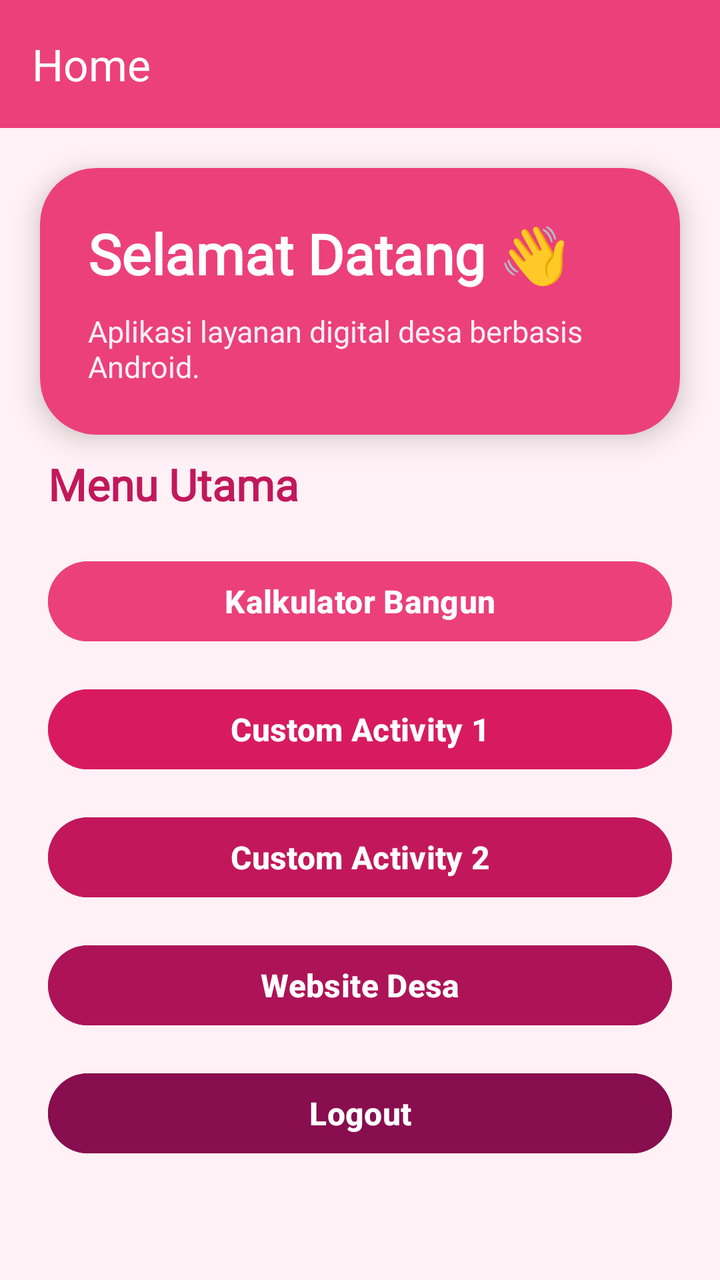
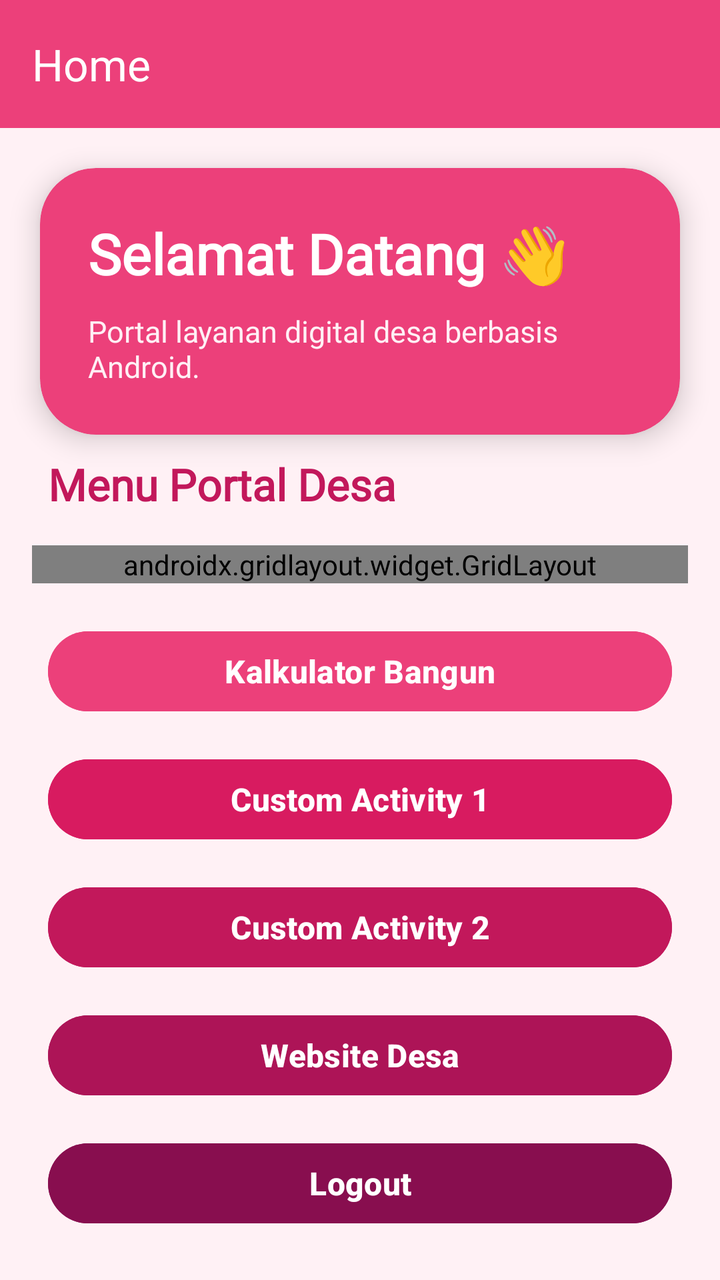

An Android layout rendered at two revisions. The XML below is the earlier revision; the diff shows what the commit changed to produce the second picture.
<!-- AndroidManifest.xml: application theme Theme.Aliyablush -->
<!-- res/layout/fragment_home.xml -->
<?xml version="1.0" encoding="utf-8"?>
<ScrollView xmlns:android="http://schemas.android.com/apk/res/android"
    xmlns:app="http://schemas.android.com/apk/res-auto"
    xmlns:tools="http://schemas.android.com/tools"
    android:layout_width="match_parent"
    android:layout_height="match_parent"
    android:background="#FFF1F5"
    tools:context=".Home.HomeFragment">

    <androidx.constraintlayout.widget.ConstraintLayout
        android:layout_width="match_parent"
        android:layout_height="wrap_content">

        

        
        <androidx.appcompat.widget.Toolbar
            android:id="@+id/toolbar"
            android:layout_width="0dp"
            android:layout_height="?attr/actionBarSize"
            android:background="#EC407A"
            app:layout_constraintEnd_toEndOf="parent"
            app:layout_constraintHorizontal_bias="0.0"
            app:layout_constraintStart_toStartOf="parent"
            app:layout_constraintTop_toTopOf="parent"
            app:title="Home"
            app:titleTextColor="@android:color/white" />

        <androidx.cardview.widget.CardView
            android:id="@+id/headerCard"
            android:layout_width="0dp"
            android:layout_height="wrap_content"
            android:layout_margin="20dp"
            app:cardCornerRadius="28dp"
            app:cardElevation="8dp"
            app:cardBackgroundColor="#EC407A"
            app:layout_constraintTop_toBottomOf="@id/toolbar"
            app:layout_constraintStart_toStartOf="parent"
            app:layout_constraintEnd_toEndOf="parent">

            <LinearLayout
                android:layout_width="match_parent"
                android:layout_height="wrap_content"
                android:orientation="vertical"
                android:padding="24dp">

                <TextView
                    android:layout_width="wrap_content"
                    android:layout_height="wrap_content"
                    android:text="Selamat Datang 👋"
                    android:fontFamily="@font/angkor"
                    android:textColor="@android:color/white"
                    android:textStyle="bold"
                    android:textSize="28sp" />

                <TextView
                    android:id="@+id/tvDesc"
                    android:layout_width="match_parent"
                    android:layout_height="wrap_content"
                    android:text="Aplikasi layanan digital desa berbasis Android."
                    android:fontFamily="@font/poppins_boldd"
                    android:textColor="#FFF0F5"
                    android:textSize="15sp"
                    android:layout_marginTop="10dp" />

            </LinearLayout>

        </androidx.cardview.widget.CardView>

        
        <TextView
            android:id="@+id/tvMenu"
            android:layout_width="wrap_content"
            android:layout_height="wrap_content"
            android:text="Menu Utama"
            android:fontFamily="@font/poppins_regularr"
            android:textStyle="bold"
            android:textSize="22sp"
            android:textColor="#C2185B"
            android:layout_marginStart="24dp"
            android:layout_marginTop="10dp"
            app:layout_constraintTop_toBottomOf="@id/headerCard"
            app:layout_constraintStart_toStartOf="parent" />

        
        <Button
            android:id="@+id/btnToKalkulator"
            android:layout_width="0dp"
            android:layout_height="wrap_content"
            android:text="Kalkulator Bangun"
            android:textStyle="bold"
            android:textColor="@android:color/white"
            android:textSize="16sp"
            android:backgroundTint="#EC407A"
            android:layout_marginTop="20dp"
            android:layout_marginHorizontal="24dp"
            app:layout_constraintTop_toBottomOf="@id/tvMenu"
            app:layout_constraintStart_toStartOf="parent"
            app:layout_constraintEnd_toEndOf="parent" />

        
        <Button
            android:id="@+id/btnToCustom1"
            android:layout_width="0dp"
            android:layout_height="wrap_content"
            android:text="Custom Activity 1"
            android:textStyle="bold"
            android:textColor="@android:color/white"
            android:textSize="16sp"
            android:backgroundTint="#D81B60"
            android:layout_marginTop="16dp"
            android:layout_marginHorizontal="24dp"
            app:layout_constraintTop_toBottomOf="@id/btnToKalkulator"
            app:layout_constraintStart_toStartOf="parent"
            app:layout_constraintEnd_toEndOf="parent" />

        
        <Button
            android:id="@+id/btnToCustom2"
            android:layout_width="0dp"
            android:layout_height="wrap_content"
            android:text="Custom Activity 2"
            android:textStyle="bold"
            android:textColor="@android:color/white"
            android:textSize="16sp"
            android:backgroundTint="#C2185B"
            android:layout_marginTop="16dp"
            android:layout_marginHorizontal="24dp"
            app:layout_constraintTop_toBottomOf="@id/btnToCustom1"
            app:layout_constraintStart_toStartOf="parent"
            app:layout_constraintEnd_toEndOf="parent" />

        
        <Button
            android:id="@+id/btnToWeb"
            android:layout_width="0dp"
            android:layout_height="wrap_content"
            android:text="Website Desa"
            android:textStyle="bold"
            android:textColor="@android:color/white"
            android:textSize="16sp"
            android:backgroundTint="#AD1457"
            android:layout_marginTop="16dp"
            android:layout_marginBottom="30dp"
            android:layout_marginHorizontal="24dp"
            app:layout_constraintTop_toBottomOf="@id/btnToCustom2"
            app:layout_constraintStart_toStartOf="parent"
            app:layout_constraintEnd_toEndOf="parent" />
        
        <Button
            android:id="@+id/btnLogout"
            android:layout_width="0dp"
            android:layout_height="wrap_content"
            android:text="Logout"
            android:textStyle="bold"
            android:textColor="@android:color/white"
            android:textSize="16sp"
            android:backgroundTint="#880E4F"
            android:layout_marginTop="16dp"
            android:layout_marginBottom="30dp"
            android:layout_marginHorizontal="24dp"
            app:layout_constraintTop_toBottomOf="@id/btnToWeb"
            app:layout_constraintStart_toStartOf="parent"
            app:layout_constraintEnd_toEndOf="parent" />

    </androidx.constraintlayout.widget.ConstraintLayout>

</ScrollView>
<!-- resources referenced by this layout -->
<resources>
  <style name="Theme.Aliyablush" parent="Base.Theme.Aliyablush" />
  <style name="Base.Theme.Aliyablush" parent="Theme.Material3.DayNight.NoActionBar">
          
          
      </style>
</resources>

<!-- the commit's change to res/layout/fragment_home.xml (unified diff, before → after) -->
@@ -11,7 +11,14 @@
         android:layout_width="match_parent"
         android:layout_height="wrap_content">
 
-        
+        <View
+            android:id="@+id/background_header"
+            android:layout_width="0dp"
+            android:layout_height="100dp"
+            android:background="@drawable/bg_header_wave"
+            app:layout_constraintEnd_toEndOf="parent"
+            app:layout_constraintStart_toStartOf="parent"
+            app:layout_constraintTop_toTopOf="parent" />
 
         
         <androidx.appcompat.widget.Toolbar
@@ -20,23 +27,23 @@
             android:layout_height="?attr/actionBarSize"
             android:background="#EC407A"
             app:layout_constraintEnd_toEndOf="parent"
-            app:layout_constraintHorizontal_bias="0.0"
             app:layout_constraintStart_toStartOf="parent"
             app:layout_constraintTop_toTopOf="parent"
             app:title="Home"
             app:titleTextColor="@android:color/white" />
 
+        
         <androidx.cardview.widget.CardView
             android:id="@+id/headerCard"
             android:layout_width="0dp"
             android:layout_height="wrap_content"
             android:layout_margin="20dp"
+            app:cardBackgroundColor="#EC407A"
             app:cardCornerRadius="28dp"
             app:cardElevation="8dp"
-            app:cardBackgroundColor="#EC407A"
-            app:layout_constraintTop_toBottomOf="@id/toolbar"
-            app:layout_constraintStart_toStartOf="parent"
-            app:layout_constraintEnd_toEndOf="parent">
+            app:layout_constraintEnd_toEndOf="parent"
+            app:layout_constraintStart_toStartOf="parent"
+            app:layout_constraintTop_toBottomOf="@id/toolbar">
 
             <LinearLayout
                 android:layout_width="match_parent"
@@ -47,21 +54,21 @@
                 <TextView
                     android:layout_width="wrap_content"
                     android:layout_height="wrap_content"
+                    android:fontFamily="@font/angkor"
                     android:text="Selamat Datang 👋"
-                    android:fontFamily="@font/angkor"
                     android:textColor="@android:color/white"
-                    android:textStyle="bold"
-                    android:textSize="28sp" />
+                    android:textSize="28sp"
+                    android:textStyle="bold" />
 
                 <TextView
                     android:id="@+id/tvDesc"
                     android:layout_width="match_parent"
                     android:layout_height="wrap_content"
-                    android:text="Aplikasi layanan digital desa berbasis Android."
+                    android:layout_marginTop="10dp"
                     android:fontFamily="@font/poppins_boldd"
+                    android:text="Portal layanan digital desa berbasis Android."
                     android:textColor="#FFF0F5"
-                    android:textSize="15sp"
-                    android:layout_marginTop="10dp" />
+                    android:textSize="15sp" />
 
             </LinearLayout>
 
@@ -72,96 +79,177 @@
             android:id="@+id/tvMenu"
             android:layout_width="wrap_content"
             android:layout_height="wrap_content"
-            android:text="Menu Utama"
-            android:fontFamily="@font/poppins_regularr"
-            android:textStyle="bold"
-            android:textSize="22sp"
-            android:textColor="#C2185B"
             android:layout_marginStart="24dp"
             android:layout_marginTop="10dp"
-            app:layout_constraintTop_toBottomOf="@id/headerCard"
-            app:layout_constraintStart_toStartOf="parent" />
+            android:fontFamily="@font/poppins_regularr"
+            android:text="Menu Portal Desa"
+            android:textColor="#C2185B"
+            android:textSize="22sp"
+            android:textStyle="bold"
+            app:layout_constraintStart_toStartOf="parent"
+            app:layout_constraintTop_toBottomOf="@id/headerCard" />
+
+        
+        <androidx.gridlayout.widget.GridLayout
+            android:id="@+id/gridMenu"
+            android:layout_width="0dp"
+            android:layout_height="wrap_content"
+            android:layout_marginHorizontal="16dp"
+            android:layout_marginTop="16dp"
+            android:columnCount="2"
+            app:layout_constraintEnd_toEndOf="parent"
+            app:layout_constraintStart_toStartOf="parent"
+            app:layout_constraintTop_toBottomOf="@id/tvMenu">
+
+            
+            <androidx.cardview.widget.CardView
+                android:id="@+id/cardLayanan"
+                android:layout_width="160dp"
+                android:layout_height="130dp"
+                android:layout_margin="8dp"
+                app:cardBackgroundColor="#EC407A"
+                app:cardCornerRadius="20dp"
+                app:cardElevation="6dp">
+
+                <LinearLayout
+                    android:layout_width="match_parent"
+                    android:layout_height="match_parent"
+                    android:gravity="center"
+                    android:orientation="vertical">
+
+                    <ImageView
+                        android:layout_width="45dp"
+                        android:layout_height="45dp"
+                        android:src="@drawable/ic_launcher_foreground" />
+
+                    <TextView
+                        android:layout_width="wrap_content"
+                        android:layout_height="wrap_content"
+                        android:layout_marginTop="10dp"
+                        android:text="Layanan Desa"
+                        android:textColor="@android:color/white"
+                        android:textSize="16sp"
+                        android:textStyle="bold" />
+
+                </LinearLayout>
+
+            </androidx.cardview.widget.CardView>
+
+            
+            <androidx.cardview.widget.CardView
+                android:layout_width="160dp"
+                android:layout_height="130dp"
+                android:layout_margin="8dp"
+                app:cardBackgroundColor="#D81B60"
+                app:cardCornerRadius="20dp"
+                app:cardElevation="6dp">
+
+                <LinearLayout
+                    android:layout_width="match_parent"
+                    android:layout_height="match_parent"
+                    android:gravity="center"
+                    android:orientation="vertical">
+
+                    <ImageView
+                        android:layout_width="45dp"
+                        android:layout_height="45dp"
+                        android:src="@drawable/ic_launcher_foreground" />
+
+                    <TextView
+                        android:layout_width="wrap_content"
+                        android:layout_height="wrap_content"
+                        android:layout_marginTop="10dp"
+                        android:text="Informasi Desa"
+                        android:textColor="@android:color/white"
+                        android:textSize="16sp"
+                        android:textStyle="bold" />
+
+                </LinearLayout>
+
+            </androidx.cardview.widget.CardView>
+
+        </androidx.gridlayout.widget.GridLayout>
 
         
         <Button
             android:id="@+id/btnToKalkulator"
             android:layout_width="0dp"
             android:layout_height="wrap_content"
+            android:layout_marginHorizontal="24dp"
+            android:layout_marginTop="20dp"
+            android:backgroundTint="#EC407A"
             android:text="Kalkulator Bangun"
-            android:textStyle="bold"
-            android:textColor="@android:color/white"
-            android:textSize="16sp"
-            android:backgroundTint="#EC407A"
-            android:layout_marginTop="20dp"
-            android:layout_marginHorizontal="24dp"
-            app:layout_constraintTop_toBottomOf="@id/tvMenu"
-            app:layout_constraintStart_toStartOf="parent"
-            app:layout_constraintEnd_toEndOf="parent" />
+            android:textColor="@android:color/white"
+            android:textSize="16sp"
+            android:textStyle="bold"
+            app:layout_constraintEnd_toEndOf="parent"
+            app:layout_constraintStart_toStartOf="parent"
+            app:layout_constraintTop_toBottomOf="@id/gridMenu" />
 
         
         <Button
             android:id="@+id/btnToCustom1"
             android:layout_width="0dp"
             android:layout_height="wrap_content"
+            android:layout_marginHorizontal="24dp"
+            android:layout_marginTop="16dp"
+            android:backgroundTint="#D81B60"
             android:text="Custom Activity 1"
-            android:textStyle="bold"
-            android:textColor="@android:color/white"
-            android:textSize="16sp"
-            android:backgroundTint="#D81B60"
-            android:layout_marginTop="16dp"
-            android:layout_marginHorizontal="24dp"
-            app:layout_constraintTop_toBottomOf="@id/btnToKalkulator"
-            app:layout_constraintStart_toStartOf="parent"
-            app:layout_constraintEnd_toEndOf="parent" />
+            android:textColor="@android:color/white"
+            android:textSize="16sp"
+            android:textStyle="bold"
+            app:layout_constraintEnd_toEndOf="parent"
+            app:layout_constraintStart_toStartOf="parent"
+            app:layout_constraintTop_toBottomOf="@id/btnToKalkulator" />
 
         
         <Button
             android:id="@+id/btnToCustom2"
             android:layout_width="0dp"
             android:layout_height="wrap_content"
+            android:layout_marginHorizontal="24dp"
+            android:layout_marginTop="16dp"
+            android:backgroundTint="#C2185B"
             android:text="Custom Activity 2"
-            android:textStyle="bold"
-            android:textColor="@android:color/white"
-            android:textSize="16sp"
-            android:backgroundTint="#C2185B"
-            android:layout_marginTop="16dp"
-            android:layout_marginHorizontal="24dp"
-            app:layout_constraintTop_toBottomOf="@id/btnToCustom1"
-            app:layout_constraintStart_toStartOf="parent"
-            app:layout_constraintEnd_toEndOf="parent" />
+            android:textColor="@android:color/white"
+            android:textSize="16sp"
+            android:textStyle="bold"
+            app:layout_constraintEnd_toEndOf="parent"
+            app:layout_constraintStart_toStartOf="parent"
+            app:layout_constraintTop_toBottomOf="@id/btnToCustom1" />
 
         
         <Button
             android:id="@+id/btnToWeb"
             android:layout_width="0dp"
             android:layout_height="wrap_content"
+            android:layout_marginHorizontal="24dp"
+            android:layout_marginTop="16dp"
+            android:backgroundTint="#AD1457"
             android:text="Website Desa"
-            android:textStyle="bold"
-            android:textColor="@android:color/white"
-            android:textSize="16sp"
-            android:backgroundTint="#AD1457"
+            android:textColor="@android:color/white"
+            android:textSize="16sp"
+            android:textStyle="bold"
+            app:layout_constraintEnd_toEndOf="parent"
+            app:layout_constraintStart_toStartOf="parent"
+            app:layout_constraintTop_toBottomOf="@id/btnToCustom2" />
+
+        
+        <Button
+            android:id="@+id/btnLogout"
+            android:layout_width="0dp"
+            android:layout_height="wrap_content"
+            android:layout_marginHorizontal="24dp"
             android:layout_marginTop="16dp"
             android:layout_marginBottom="30dp"
-            android:layout_marginHorizontal="24dp"
-            app:layout_constraintTop_toBottomOf="@id/btnToCustom2"
-            app:layout_constraintStart_toStartOf="parent"
-            app:layout_constraintEnd_toEndOf="parent" />
-        
-        <Button
-            android:id="@+id/btnLogout"
-            android:layout_width="0dp"
-            android:layout_height="wrap_content"
+            android:backgroundTint="#880E4F"
             android:text="Logout"
-            android:textStyle="bold"
-            android:textColor="@android:color/white"
-            android:textSize="16sp"
-            android:backgroundTint="#880E4F"
-            android:layout_marginTop="16dp"
-            android:layout_marginBottom="30dp"
-            android:layout_marginHorizontal="24dp"
-            app:layout_constraintTop_toBottomOf="@id/btnToWeb"
-            app:layout_constraintStart_toStartOf="parent"
-            app:layout_constraintEnd_toEndOf="parent" />
+            android:textColor="@android:color/white"
+            android:textSize="16sp"
+            android:textStyle="bold"
+            app:layout_constraintEnd_toEndOf="parent"
+            app:layout_constraintStart_toStartOf="parent"
+            app:layout_constraintTop_toBottomOf="@id/btnToWeb" />
 
     </androidx.constraintlayout.widget.ConstraintLayout>
 
<!-- resource entries referenced after the edit -->
@@ -1,5 +1,55 @@
 <!-- resources referenced by this layout -->
 <resources>
+  <!-- drawable bg_header_wave (drawable) -->
+  <vector xmlns:android="http://schemas.android.com/apk/res/android"
+      android:width="100dp"
+      android:height="100dp"
+      android:viewportWidth="100"
+      android:viewportHeight="100">
+  
+      
+      <path
+          android:fillColor="?attr/colorPrimary"
+          android:pathData="
+              M0,0
+              L100,0
+              L100,40
+              C 75,55
+                25,20
+                0,40
+              Z" />
+  </vector>
+  <!-- drawable ic_launcher_foreground (drawable) -->
+  <vector xmlns:android="http://schemas.android.com/apk/res/android"
+      xmlns:aapt="http://schemas.android.com/aapt"
+      android:width="108dp"
+      android:height="108dp"
+      android:viewportWidth="108"
+      android:viewportHeight="108">
+      <path android:pathData="M31,63.928c0,0 6.4,-11 12.1,-13.1c7.2,-2.6 26,-1.4 26,-1.4l38.1,38.1L107,108.928l-32,-1L31,63.928z">
+          <aapt:attr name="android:fillColor">
+              <gradient
+                  android:endX="85.84757"
+                  android:endY="92.4963"
+                  android:startX="42.9492"
+                  android:startY="49.59793"
+                  android:type="linear">
+                  <item
+                      android:color="#44000000"
+                      android:offset="0.0" />
+                  <item
+                      android:color="#00000000"
+                      android:offset="1.0" />
+              </gradient>
+          </aapt:attr>
+      </path>
+      <path
+          android:fillColor="#FFFFFF"
+          android:fillType="nonZero"
+          android:pathData="M65.3,45.828l3.8,-6.6c0.2,-0.4 0.1,-0.9 -0.3,-1.1c-0.4,-0.2 -0.9,-0.1 -1.1,0.3l-3.9,6.7c-6.3,-2.8 -13.4,-2.8 -19.7,0l-3.9,-6.7c-0.2,-0.4 -0.7,-0.5 -1.1,-0.3C38.8,38.328 38.7,38.828 38.9,39.228l3.8,6.6C36.2,49.428 31.7,56.028 31,63.928h46C76.3,56.028 71.8,49.428 65.3,45.828zM43.4,57.328c-0.8,0 -1.5,-0.5 -1.8,-1.2c-0.3,-0.7 -0.1,-1.5 0.4,-2.1c0.5,-0.5 1.4,-0.7 2.1,-0.4c0.7,0.3 1.2,1 1.2,1.8C45.3,56.528 44.5,57.328 43.4,57.328L43.4,57.328zM64.6,57.328c-0.8,0 -1.5,-0.5 -1.8,-1.2s-0.1,-1.5 0.4,-2.1c0.5,-0.5 1.4,-0.7 2.1,-0.4c0.7,0.3 1.2,1 1.2,1.8C66.5,56.528 65.6,57.328 64.6,57.328L64.6,57.328z"
+          android:strokeWidth="1"
+          android:strokeColor="#00000000" />
+  </vector>
   <style name="Theme.Aliyablush" parent="Base.Theme.Aliyablush" />
   <style name="Base.Theme.Aliyablush" parent="Theme.Material3.DayNight.NoActionBar">
           
